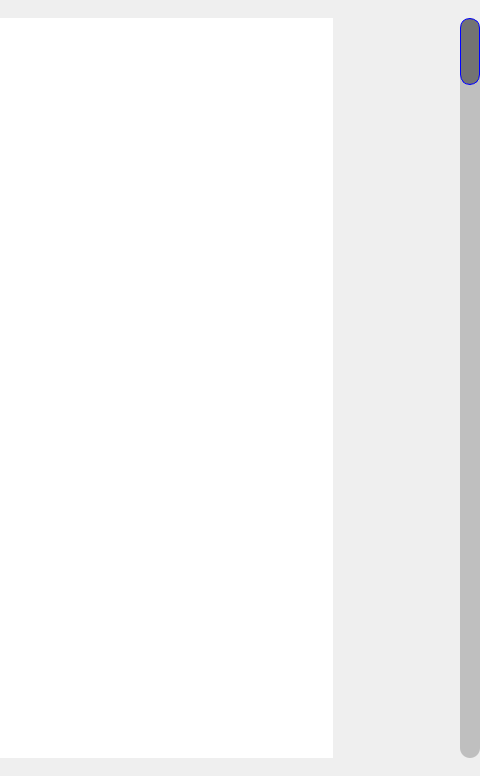
First picture: the form in src/ui/selfCheck.ui, repository fantasy-mark/Summer, before the edit; both pictures show x 960 to 1440 and y 0 to 776 of the 1440 by 776 pixel window.
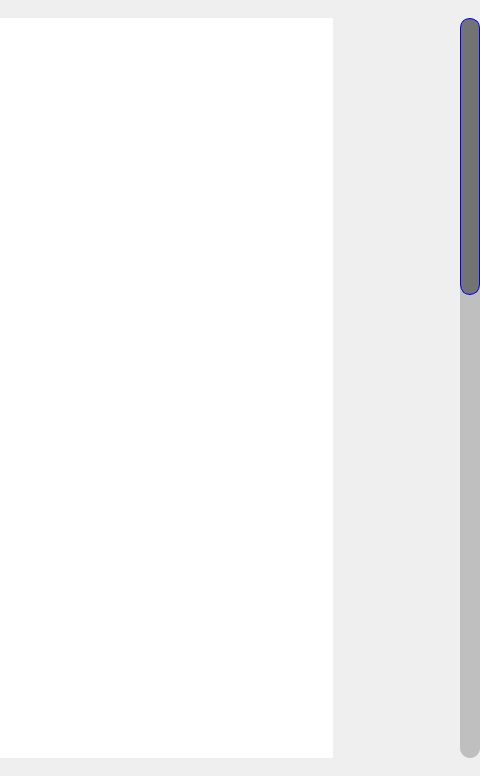
Second picture: the form after the edit.

The edit to the form file:
```diff
--- a/src/ui/selfCheck.ui
+++ b/src/ui/selfCheck.ui
@@ -34,17 +34,17 @@
    <property name="styleSheet">
     <string notr="true">QScrollBar:vertical
 {
-    width:8px;
     background:rgba(0,0,0,20%);
     margin:0px,0px,0px,0px;
-	border-radius:10px;
+    border-radius:10px;
 }
 QScrollBar::handle:vertical
 {
     background:rgba(0,0,0,40%);
-    min-height:20;
-	border:1px solid blue;
-	border-radius:10px;
+	min-height: 30px;
+	max-height: 100px;
+    border:1px solid blue;
+    border-radius:10px;
 }
 QScrollBar::handle:vertical:hover
 {
@@ -65,10 +65,17 @@
     height:9px;width:8px;
     border-radius:10px;
     subcontrol-position:top;
-}</string>
+}
+</string>
+   </property>
+   <property name="maximum">
+    <number>100</number>
    </property>
    <property name="singleStep">
-    <number>10</number>
+    <number>1</number>
+   </property>
+   <property name="pageStep">
+    <number>60</number>
    </property>
    <property name="orientation">
     <enum>Qt::Vertical</enum>
```
Left out of the diff: 5 changed lines with no effect on the pictures.
